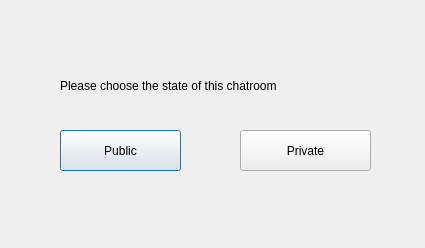
Before: the Qt Designer form try_Client/chooseprivate.ui in LittleQili/Chatroom_Client, drawn with Qt 5.
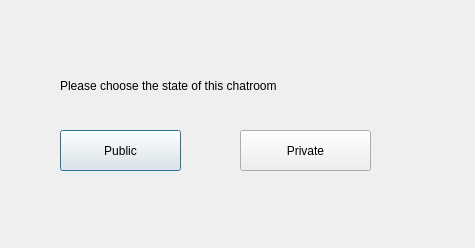
After: the same form once the commit is applied.

```diff
--- a/try_Client/chooseprivate.ui
+++ b/try_Client/chooseprivate.ui
@@ -6,7 +6,7 @@
    <rect>
     <x>0</x>
     <y>0</y>
-    <width>425</width>
+    <width>475</width>
     <height>248</height>
    </rect>
   </property>
```
